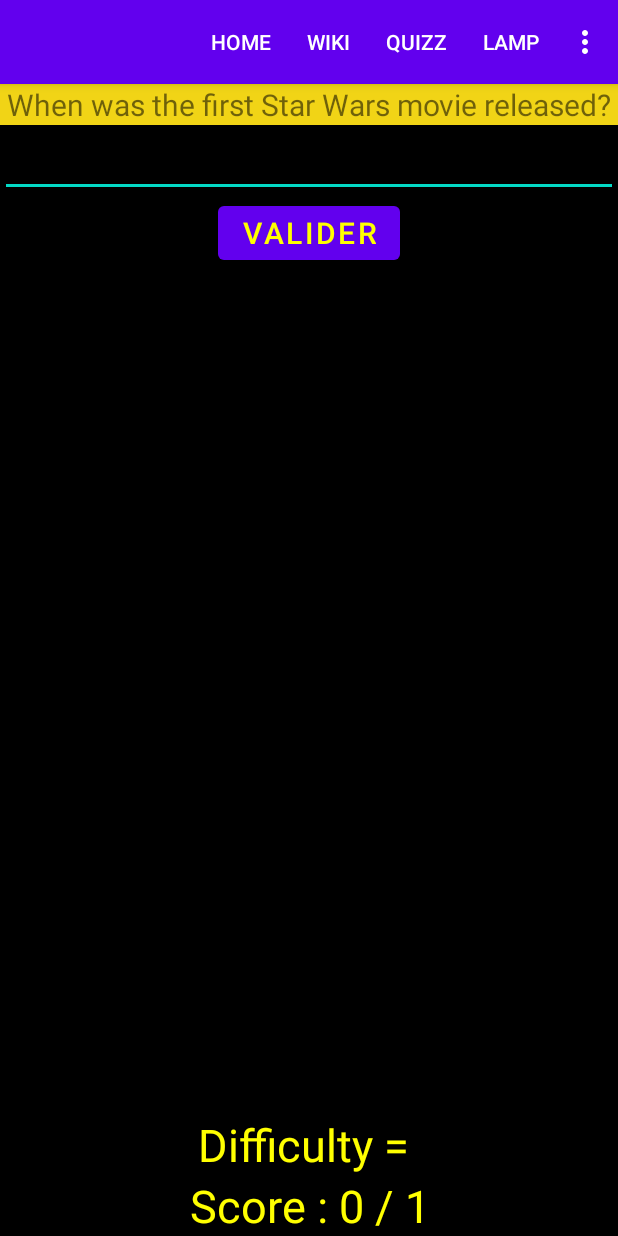
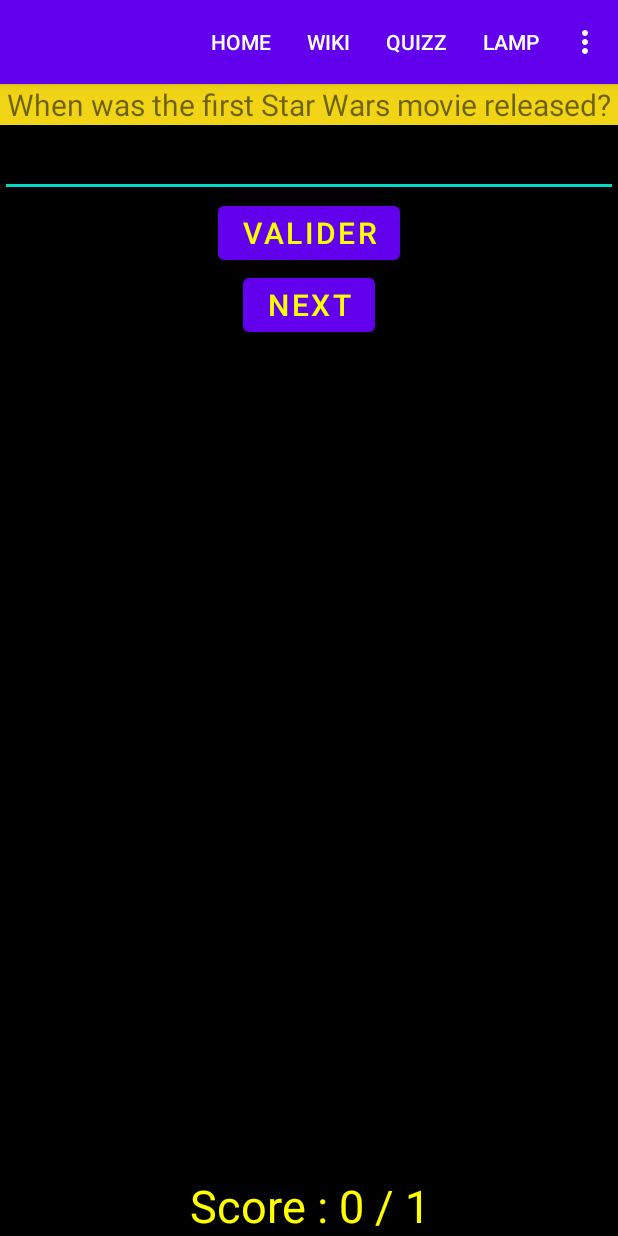
Before and after one commit to GangneuxA/ProjetMobile, an Android app: the Quizz screen opened directly, with no data from a screen before it, after a tap on "VALIDER", on a phone screen of 412 x 824 dp. Run offline under Robolectric (Android 15) with nearby library versions, the phone set to English and light mode, and no system bars.

Commit message:
Quizz finit + opti

```diff
--- a/ProjetMobile/app/src/main/java/com/example/projetmobile/DBHandler.java
+++ b/ProjetMobile/app/src/main/java/com/example/projetmobile/DBHandler.java
@@ -90,16 +90,6 @@ public class DBHandler extends SQLiteOpenHelper {
 
     }
 
-   /* public void insertQ(String question, String reponse){
-        SQLiteDatabase db = this.getWritableDatabase();
-        // insertion create a row and insert it
-        ContentValues values = new ContentValues();
-        values.put(DBContract.Form.COLUMN_QUESTION, question);
-        values.put(DBContract.Form.COLUMN_REPONSE, reponse);
-        db.insert(DBContract.Form.TABLE_NAME,null,values);
-        db.close();
-    }
-*/
     public List<String> selectAll() {
         SQLiteDatabase db = this.getReadableDatabase();
         List<String> responses = new ArrayList<>();
--- a/ProjetMobile/app/src/main/java/com/example/projetmobile/Quizz.java
+++ b/ProjetMobile/app/src/main/java/com/example/projetmobile/Quizz.java
@@ -16,6 +16,7 @@ import android.widget.EditText;
 import android.widget.LinearLayout;
 import android.widget.TextView;
 
+import java.util.ArrayList;
 import java.util.List;
 import java.util.Locale;
 import java.util.Random;
@@ -27,6 +28,8 @@ public class Quizz extends AppCompatActivity {
     public int num_rep;
     int valide;
     int nb_try;
+    ArrayList<Integer> q = new ArrayList<Integer>();
+    Button r ;
     @Override
     protected void onCreate(Bundle savedInstanceState) {
         super.onCreate(savedInstanceState);
@@ -35,19 +38,31 @@ public class Quizz extends AppCompatActivity {
         setSupportActionBar(myToolbar);
         getSupportActionBar().setDisplayShowTitleEnabled(false);
         db = new DBHandler(this);
-        ll = (LinearLayout) findViewById(R.id.ll);
         db.insertBasic();
         num_rep = Question();
         valide = 0;
         nb_try = 0;
+        r = (Button) findViewById(R.id.rejouer);
+        r.setVisibility(View.INVISIBLE);
     }
 
 
     public int Question(){
+        boolean b = false;
         TextView t = (TextView) findViewById(R.id.Question);
         List<QuestionReponse> result = db.QuestionDB();
         Random random = new Random();
         int i = (int) random.nextInt(result.size());
+        if(!q.isEmpty()){
+            while(!b){
+                if(!q.contains(i)){
+                    b = true;
+                }else{
+                    i = (int) random.nextInt(result.size());
+                }
+            }
+        }
+        q.add(i);
         t.setText(result.get(i).getQuestion());
         t.setBackgroundResource(R.color.purple_200);
         Button next = (Button) findViewById(R.id.Suivante);
@@ -55,7 +70,7 @@ public class Quizz extends AppCompatActivity {
         return i;
 
     }
-    public void add(View v) throws InterruptedException {
+    public void valide(View v) throws InterruptedException {
         nb_try++;
         List<QuestionReponse> result = db.QuestionDB();
         EditText e = (EditText) findViewById(R.id.Reponse);
@@ -74,22 +89,35 @@ public class Quizz extends AppCompatActivity {
             next.setVisibility(View.VISIBLE);
         }else{
             t.setBackgroundResource(R.color.warm);
-            TextView TextviewRep = new TextView(this);
-            TextviewRep.setText("the good answer is : "+dbR);
-            ll.addView(TextviewRep);
+            Button next = (Button) findViewById(R.id.Suivante);
+            next.setVisibility(View.VISIBLE);
+            e.setText("");
         }
         TextView s = (TextView) findViewById(R.id.Score);
         s.setText("Score : "+valide+" / "+nb_try);
     }
 
     public void aff(View v) {
-
-        num_rep = Question();
+        TextView t = (TextView) findViewById(R.id.Question);
         Button b = (Button) findViewById(R.id.valider);
-        b.setVisibility(View.VISIBLE);
+        Button next = (Button) findViewById(R.id.Suivante);
+        if(q.size()!=10){
+            num_rep = Question();
+            b.setVisibility(View.VISIBLE);
+        }else{
+            r.setVisibility(View.VISIBLE);
+            t.setBackgroundResource(R.color.green);
+            t.setText("Quizz is finish, good job and try again for a better score !");
+            b.setVisibility(View.INVISIBLE);
+            next.setVisibility(View.INVISIBLE);
+        }
     }
 
-
+    public void rejouer(View v){
+        Intent i = new Intent(Quizz.this, Quizz.class);
+        finishAffinity();
+        startActivity(i);
+    }
     public boolean onCreateOptionsMenu(Menu menu) {
         super.onCreateOptionsMenu(menu);
         MenuInflater inflater = getMenuInflater();
--- a/ProjetMobile/app/src/main/res/layout/activity_quizz.xml
+++ b/ProjetMobile/app/src/main/res/layout/activity_quizz.xml
@@ -45,7 +45,7 @@
         android:layout_below="@+id/Reponse"
         android:layout_centerHorizontal="true"
         android:textColor="@color/jaune"
-        android:onClick="add"/>
+        android:onClick="valide"/>
     <Button
         android:id="@+id/Suivante"
         android:layout_width="wrap_content"
@@ -58,13 +58,17 @@
         android:layout_centerHorizontal="true"
         android:onClick="aff"/>
 
-    <LinearLayout
-        android:id="@+id/ll"
+    <Button
+        android:id="@+id/rejouer"
         android:layout_width="wrap_content"
         android:layout_height="wrap_content"
-        android:orientation="vertical"
-        android:textAlignment="center"
-        android:layout_below="@+id/Suivante"></LinearLayout>
+        android:text="@string/rejouer"
+        android:onClick="rejouer"
+        android:layout_below="@+id/Suivante"
+        android:layout_centerHorizontal="true"
+        android:textColor="@color/jaune"
+        />
+
     <TextView
         android:id="@+id/Score"
         android:layout_width="match_parent"
@@ -75,15 +79,5 @@
         android:textSize="30dp"
         android:textAlignment="center"/>
 
-    <TextView
-        android:id="@+id/Diff"
-        android:layout_width="match_parent"
-        android:layout_height="wrap_content"
-        android:textColor="@color/jaune"
-        android:text="Difficulty = "
-        android:textSize="30dp"
-        android:textAlignment="center"
-        android:layout_above="@id/Score"/>
-
 
 </RelativeLayout>
--- a/ProjetMobile/app/src/main/res/values/strings.xml
+++ b/ProjetMobile/app/src/main/res/values/strings.xml
@@ -9,4 +9,5 @@
 
     <string name="hello_first_fragment">Hello first fragment</string>
     <string name="hello_second_fragment">Hello second fragment. Arg: %1$s</string>
+    <string name="rejouer">Rejouer</string>
 </resources>
```
